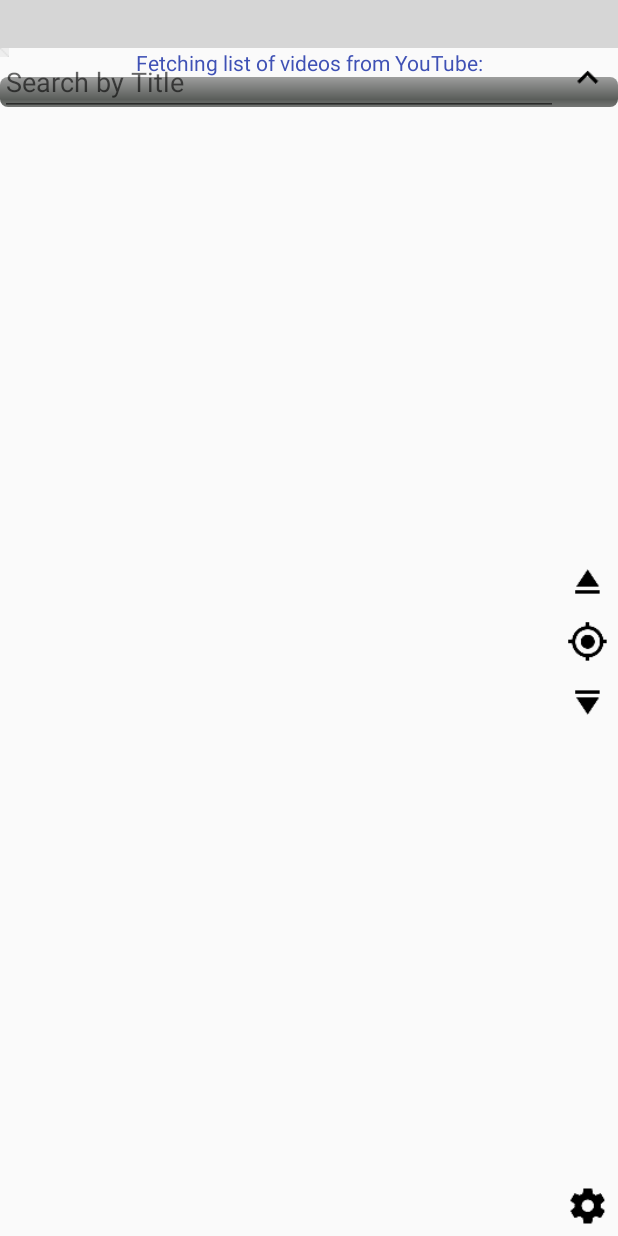
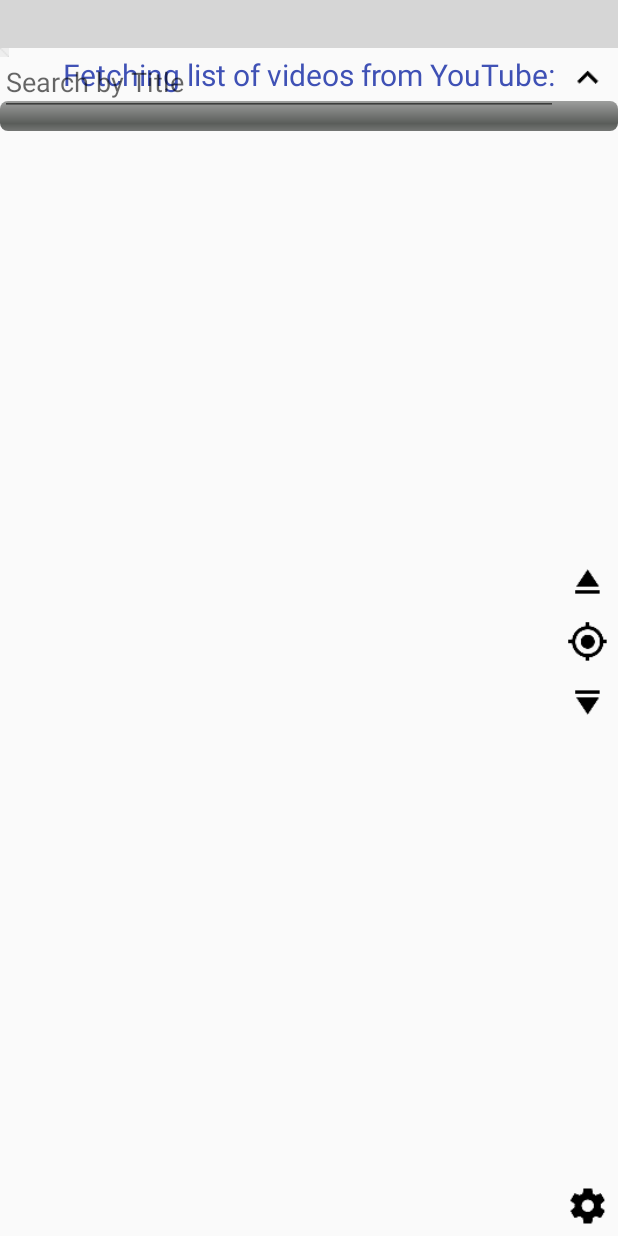
Before and after one commit to mymikemiller/aggregator, an Android app: the layout activity_main.xml on its own in the app's theme, with its tools: preview values and no code run, on a phone screen of 412 x 824 dp. Run offline under Robolectric (Android 15) with nearby library versions, the phone set to English and light mode, and no system bars; plain views replace SlidingUpPanelLayout, YouTubePlayerView; grey boxes are pictures that could not be loaded.

Commit message:
Changing package name in build.gradle to chronoplayer, and styling the loading screen.

```diff
--- a/app/build.gradle
+++ b/app/build.gradle
@@ -8,7 +8,7 @@ android {
     compileSdkVersion 26
     buildToolsVersion "26.0.0"
     defaultConfig {
-        applicationId "com.mymikemiller.gamegrumpsplayer"
+        applicationId "com.mymikemiller.chronoplayer"
         minSdkVersion 19
         targetSdkVersion 19
         versionCode 1
--- a/app/src/main/res/layout/activity_main.xml
+++ b/app/src/main/res/layout/activity_main.xml
@@ -57,7 +57,7 @@
                 <LinearLayout
                     android:id="@+id/fetchVideosProgressSection"
                     android:layout_width="match_parent"
-                    android:layout_height="wrap_content"
+                    android:layout_height="match_parent"
                     android:orientation="vertical"
                     android:visibility="visible">
 
@@ -66,6 +66,8 @@
                         android:layout_width="match_parent"
                         android:layout_height="wrap_content"
                         android:text="@string/fetching"
+                        android:textSize="@dimen/small_font"
+                        android:padding="@dimen/text_padding"
                         android:textColor="@color/colorPrimary"
                         android:textAlignment="center"/>
 
--- a/app/src/main/res/values/dimen.xml
+++ b/app/src/main/res/values/dimen.xml
@@ -4,4 +4,5 @@
     <dimen name="button_padding">6dp</dimen>
     <dimen name="bar_padding">0dp</dimen>
     <dimen name="text_padding">4dp</dimen>
+    <dimen name="small_font">20dp</dimen>
 </resources>
```
